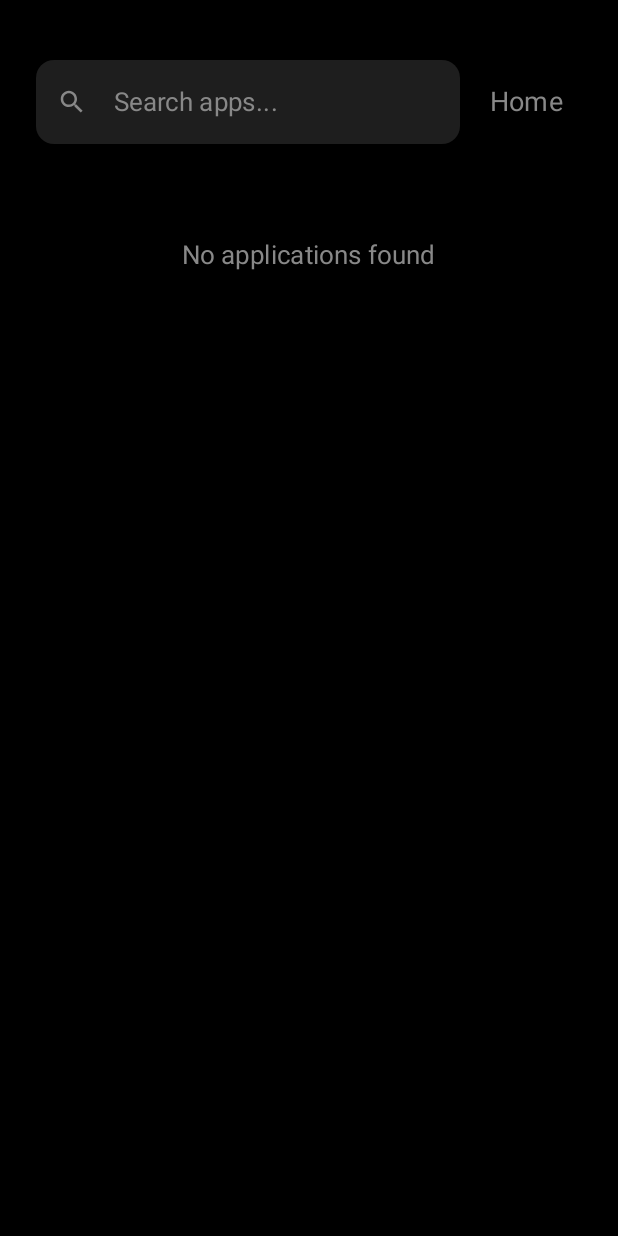
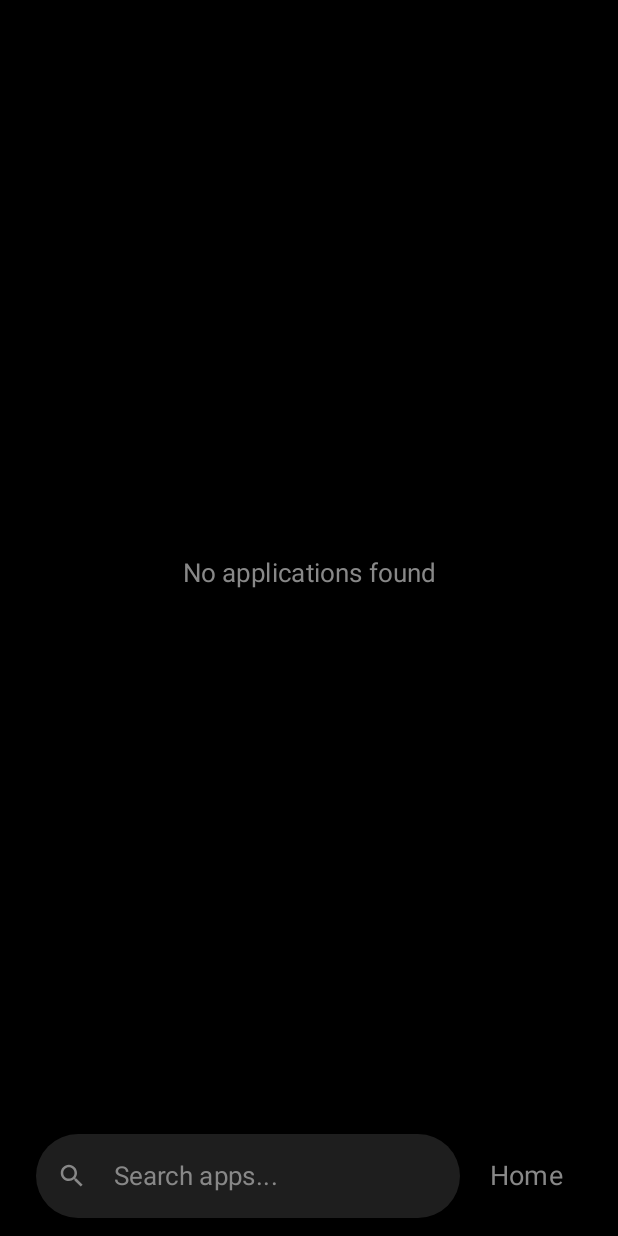
Before and after one commit to sreegopalsaha/unloop, an Android app built with Jetpack Compose: the composable AllAppsScreen called with empty values, on a phone screen of 412 x 824 dp. Run offline under Robolectric (Android 15) with nearby library versions, the phone set to English and light mode, and no system bars.

Commit message:
Improve app search screen UI and layout

```diff
--- a/app/src/main/java/com/unloop/launcher/ui/components/AppSearchBar.kt
+++ b/app/src/main/java/com/unloop/launcher/ui/components/AppSearchBar.kt
@@ -1,6 +1,7 @@
 package com.unloop.launcher.ui.components
 
 import androidx.compose.foundation.layout.size
+import androidx.compose.foundation.shape.CircleShape
 import androidx.compose.foundation.shape.RoundedCornerShape
 import androidx.compose.foundation.text.KeyboardActions
 import androidx.compose.foundation.text.KeyboardOptions
@@ -28,7 +29,7 @@ fun AppSearchBar(
     placeholderText: String = "Search apps...",
     imeAction: ImeAction = ImeAction.Search,
     onImeAction: (() -> Unit)? = null,
-    shape: Shape = RoundedCornerShape(12.dp)
+    shape: Shape = CircleShape
 ) {
     OutlinedTextField(
         value = query,
--- a/app/src/main/java/com/unloop/launcher/ui/screens/AllAppsScreen.kt
+++ b/app/src/main/java/com/unloop/launcher/ui/screens/AllAppsScreen.kt
@@ -4,27 +4,29 @@ import androidx.activity.compose.BackHandler
 import androidx.compose.foundation.ExperimentalFoundationApi
 import androidx.compose.foundation.background
 import androidx.compose.foundation.combinedClickable
+import androidx.compose.foundation.layout.Arrangement
 import androidx.compose.foundation.layout.Box
 import androidx.compose.foundation.layout.Column
+import androidx.compose.foundation.layout.PaddingValues
 import androidx.compose.foundation.layout.Row
 import androidx.compose.foundation.layout.Spacer
 import androidx.compose.foundation.layout.fillMaxSize
 import androidx.compose.foundation.layout.fillMaxWidth
 import androidx.compose.foundation.layout.height
 import androidx.compose.foundation.layout.padding
+import androidx.compose.foundation.layout.safeDrawingPadding
+import androidx.compose.foundation.layout.width
 import androidx.compose.foundation.lazy.LazyColumn
 import androidx.compose.foundation.lazy.items
-import androidx.compose.foundation.text.KeyboardActions
-import androidx.compose.foundation.text.KeyboardOptions
+import androidx.compose.foundation.shape.CircleShape
 import androidx.compose.material3.MaterialTheme
-import androidx.compose.material3.OutlinedTextField
-import androidx.compose.material3.OutlinedTextFieldDefaults
 import androidx.compose.material3.Text
 import androidx.compose.material3.TextButton
 import androidx.compose.runtime.Composable
 import androidx.compose.ui.Alignment
 import androidx.compose.ui.Modifier
 import androidx.compose.ui.text.input.ImeAction
+import androidx.compose.ui.text.style.TextAlign
 import androidx.compose.ui.unit.dp
 import androidx.compose.ui.unit.sp
 import com.unloop.launcher.data.AppItem
@@ -46,61 +48,32 @@ fun AllAppsScreen(
         modifier = Modifier
             .fillMaxSize()
             .background(MaterialTheme.colorScheme.background)
+            .safeDrawingPadding()
             .padding(horizontal = 24.dp)
     ) {
         Column(
-            modifier = Modifier
-                .fillMaxSize()
-                .padding(top = 40.dp)
+            modifier = Modifier.fillMaxSize()
         ) {
-            // Header with Back button and search query
-            Row(
-                modifier = Modifier.fillMaxWidth(),
-                verticalAlignment = Alignment.CenterVertically
-            ) {
-                AppSearchBar(
-                    query = searchQuery,
-                    onQueryChange = onSearchQueryChange,
-                    modifier = Modifier.weight(1f),
-                    placeholderText = "Search apps...",
-                    imeAction = ImeAction.Go,
-                    onImeAction = {
-                        if (searchResults.size == 1) {
-                            onAppClick(searchResults.first())
-                        }
-                    }
-                )
-
-                Spacer(modifier = Modifier.padding(horizontal = 4.dp))
-
-                TextButton(onClick = onBackToHome) {
-                    Text(
-                        text = "Home",
-                        color = MaterialTheme.colorScheme.secondary,
-                        style = MaterialTheme.typography.titleMedium
-                    )
-                }
-            }
-
             Spacer(modifier = Modifier.height(16.dp))
 
-            // Apps List
-            if (searchResults.isEmpty()) {
             Box(
                 modifier = Modifier
-                        .fillMaxWidth()
-                        .padding(top = 48.dp),
+                    .weight(1f)
+                    .fillMaxWidth(),
                 contentAlignment = Alignment.Center
             ) {
+                if (searchResults.isEmpty()) {
                     Text(
                         text = "No applications found",
                         style = MaterialTheme.typography.bodyLarge,
-                        color = MaterialTheme.colorScheme.secondary
+                        color = MaterialTheme.colorScheme.secondary,
+                        textAlign = TextAlign.Center
                     )
-                }
                 } else {
                     LazyColumn(
-                    modifier = Modifier.fillMaxSize()
+                        modifier = Modifier.fillMaxSize(),
+                        verticalArrangement = Arrangement.spacedBy(8.dp, Alignment.CenterVertically),
+                        horizontalAlignment = Alignment.CenterHorizontally
                     ) {
                         items(searchResults, key = { it.packageName }) { app ->
                             Row(
@@ -110,17 +83,19 @@ fun AllAppsScreen(
                                         onClick = { onAppClick(app) },
                                         onLongClick = { onAppLongClick(app) }
                                     )
-                                .padding(vertical = 12.dp),
+                                    .padding(vertical = 10.dp),
+                                horizontalArrangement = Arrangement.Center,
                                 verticalAlignment = Alignment.CenterVertically
                             ) {
                                 Text(
                                     text = app.label,
-                                style = MaterialTheme.typography.bodyLarge.copy(fontSize = 18.sp),
+                                    style = MaterialTheme.typography.bodyLarge,
                                     color = MaterialTheme.colorScheme.onBackground,
-                                modifier = Modifier.weight(1f)
+                                    textAlign = TextAlign.Center
                                 )
 
                                 if (app.isFavorite) {
+                                    Spacer(modifier = Modifier.width(6.dp))
                                     Text(
                                         text = "★",
                                         color = MaterialTheme.colorScheme.secondary,
@@ -132,5 +107,42 @@ fun AllAppsScreen(
                     }
                 }
             }
+
+            Spacer(modifier = Modifier.height(8.dp))
+
+            Row(
+                modifier = Modifier
+                    .fillMaxWidth()
+                    .padding(bottom = 12.dp),
+                verticalAlignment = Alignment.CenterVertically
+            ) {
+                AppSearchBar(
+                    query = searchQuery,
+                    onQueryChange = onSearchQueryChange,
+                    modifier = Modifier.weight(1f),
+                    placeholderText = "Search apps...",
+                    imeAction = ImeAction.Go,
+                    shape = CircleShape,
+                    onImeAction = {
+                        if (searchResults.size == 1) {
+                            onAppClick(searchResults.first())
                         }
                     }
+                )
+
+                Spacer(modifier = Modifier.width(8.dp))
+
+                TextButton(
+                    onClick = onBackToHome,
+                    contentPadding = PaddingValues(horizontal = 12.dp, vertical = 8.dp)
+                ) {
+                    Text(
+                        text = "Home",
+                        color = MaterialTheme.colorScheme.secondary,
+                        style = MaterialTheme.typography.titleMedium
+                    )
+                }
+            }
+        }
+    }
+}
```
Lines whose indentation alone changed are shown as unchanged.
